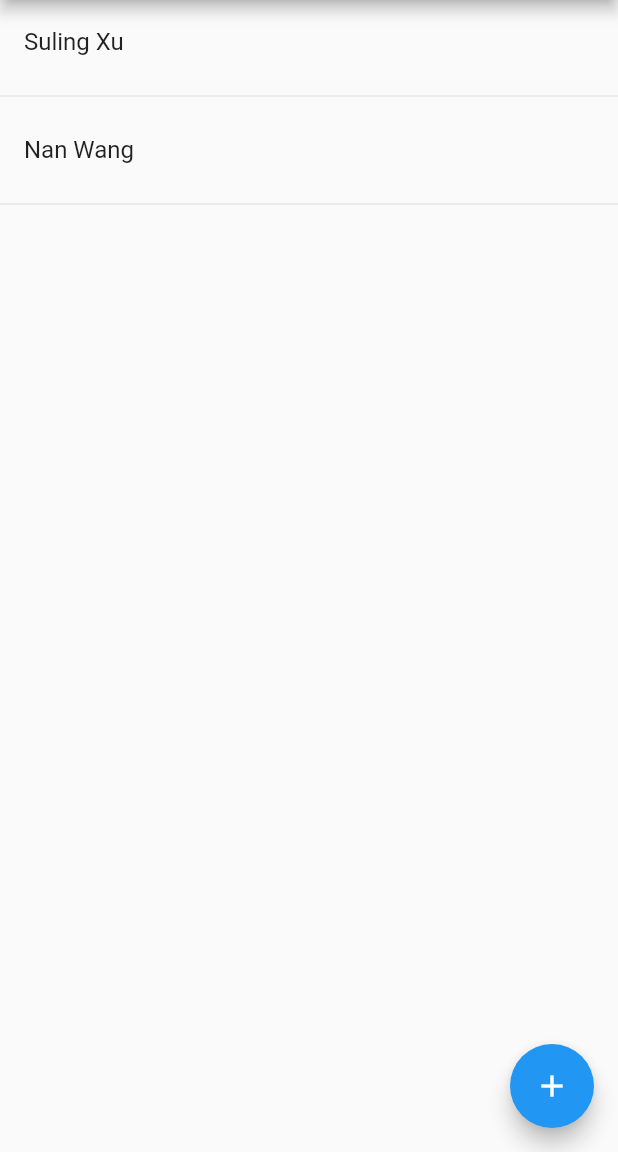
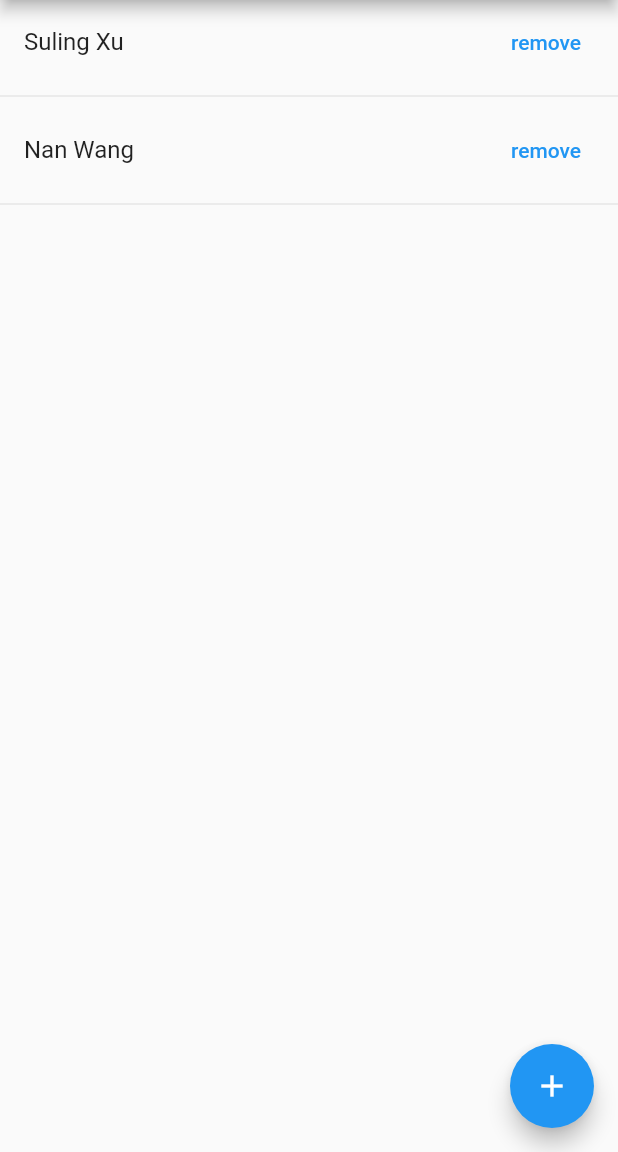
Before and after one commit to SulingXu/registry, a Flutter app: the screen it shows after launch, after a tap on the "add" icon, on a phone screen of 412 x 824 dp, the part 84-1236 px from its top. Run offline on Flutter 3.47's test engine with Material 2 defaults, Android fonts, the phone set to English and light mode, and no system bars.

Commit message:
Add delete host function in host list widget

```diff
--- a/lib/guest_list/guest_list_widget.dart
+++ b/lib/guest_list/guest_list_widget.dart
@@ -40,7 +40,7 @@ class _GuestListWidgetState extends State<GuestListWidget> {
   }
 
   bool _isUnCheckOutGuest(String guestLastName, String guestFirstName) {
-    var i = 0;
+    int i = 0;
     Guest existedGuest;
     while (i < widget.guestListProvider.provideGuests().length) {
       if (!widget.guestListProvider.provideGuests()[i].hasCheckedOut) {
--- a/lib/host_list/host_list_provider.dart
+++ b/lib/host_list/host_list_provider.dart
@@ -18,4 +18,9 @@ class HostListProvider {
   void addHost(Host host) {
     _hosts.add(host);
   }
+
+  // API to delete a host
+  void deleteHost(Host host) {
+    _hosts.remove(host);
+  }
 }
--- a/lib/host_list/host_list_widget.dart
+++ b/lib/host_list/host_list_widget.dart
@@ -24,6 +24,9 @@ class HostListWidget extends StatefulWidget {
 }
 
 class _HostListWidgetState extends State<HostListWidget> {
+  String deleteHostTxt = 'remove';
+  String hostListBarTitle = 'Host List View';
+
   bool _checkDuplicatedHost(String newHostName) {
     int i = 0;
     Host existingHost;
@@ -46,7 +49,7 @@ class _HostListWidgetState extends State<HostListWidget> {
   @override
   Widget build(BuildContext context) {
     return Scaffold(
-      appBar: AppBar(title: Text("Host List View")),
+      appBar: AppBar(title: Text(hostListBarTitle)),
       body: ListView.builder(
         itemCount: widget.hostListProvider.provideHosts().length,
         itemBuilder: (context, index) {
@@ -56,6 +59,13 @@ class _HostListWidgetState extends State<HostListWidget> {
           return Column(children: [
             ListTile(
                 title: Text(host.name),
+                trailing: TextButton(
+                    onPressed: () {
+                      setState(() {
+                        widget.hostListProvider.deleteHost(host);
+                      });
+                    },
+                    child: Text(deleteHostTxt)),
                 onTap: () {
                   Navigator.push(
                       context,
```
